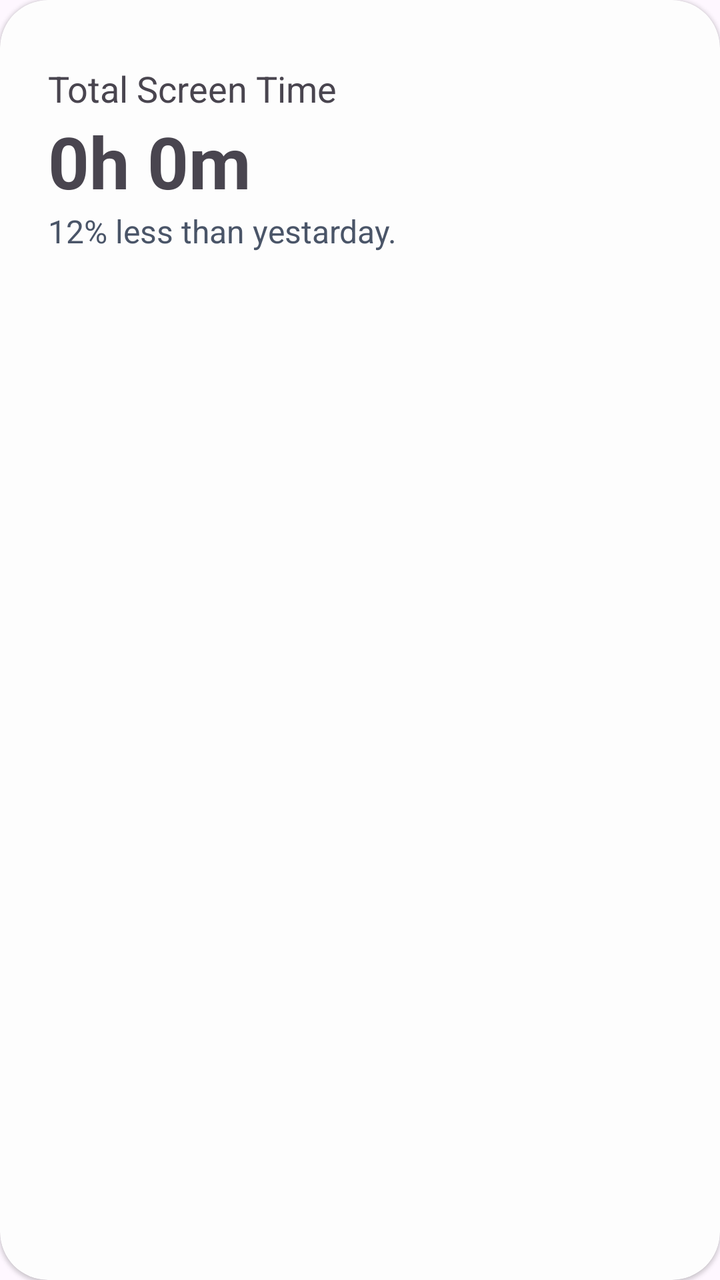
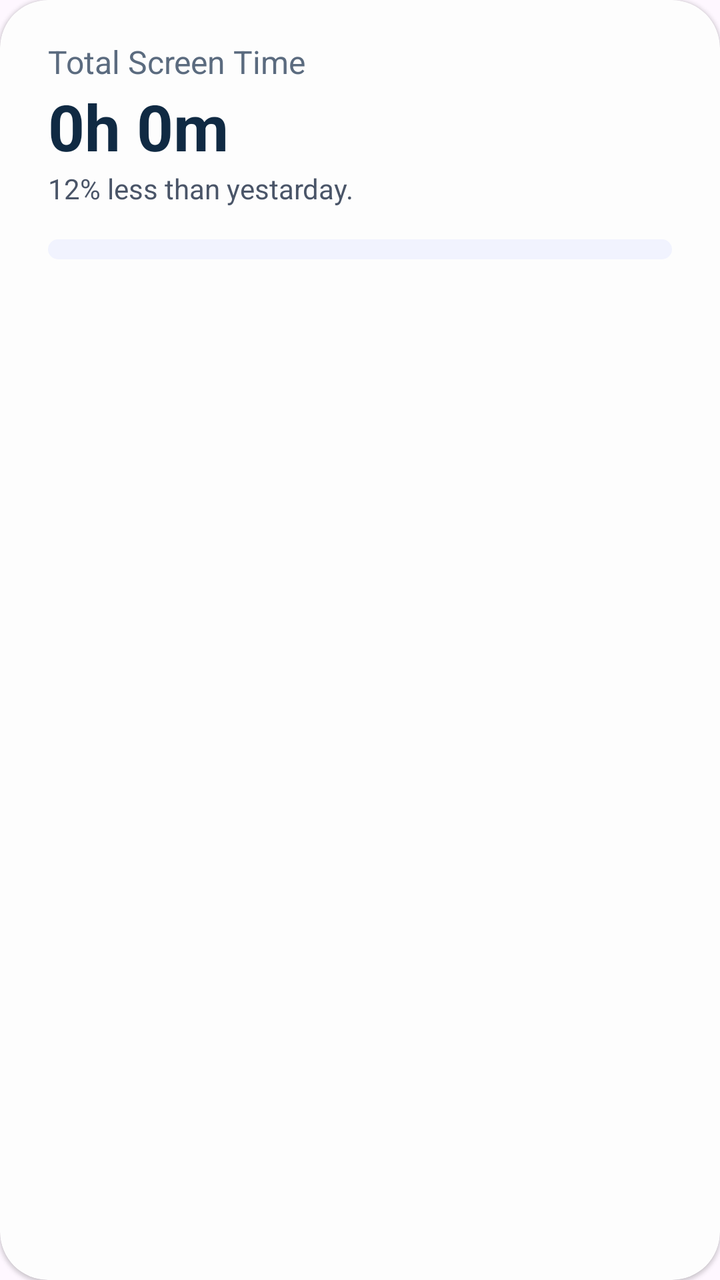

Compare the two renders of this Android layout. The source of the first and the diff that turns it into the second are given below.
<!-- AndroidManifest.xml: application theme Theme.MyScreenTime -->
<!-- res/layout/dashboard_total_card.xml -->
<?xml version="1.0" encoding="utf-8"?>
<com.google.android.material.card.MaterialCardView xmlns:android="http://schemas.android.com/apk/res/android"
    xmlns:app="http://schemas.android.com/apk/res-auto"
    android:layout_width="match_parent"
    android:layout_height="wrap_content"
    android:layout_margin="16dp"
    app:cardBackgroundColor="@color/bright_white"
    app:cardCornerRadius="24dp"
    app:cardElevation="1dp"
    app:strokeWidth="0dp"
    app:cardUseCompatPadding="@android:bool/config_enableMaterialDesignInPackageInstaller">

    <LinearLayout
        android:id="@+id/total_screen_card"
        android:layout_width="match_parent"
        android:layout_height="wrap_content"
        android:orientation="vertical"
        android:paddingLeft="24dp"
        android:paddingTop="32dp"
        android:paddingRight="24dp"
        android:paddingBottom="32dp">

        <TextView
            android:layout_width="wrap_content"
            android:layout_height="wrap_content"
            android:text="Total Screen Time"
            android:textSize="18dp"
            />

        <TextView
            android:id="@+id/total_screen_textview"
            android:layout_width="wrap_content"
            android:layout_height="wrap_content"
            android:text="0h 0m"
            android:textSize="36dp"
            android:textStyle="bold"/>

        
        <TextView
            android:id="@+id/percent_comp_textview"
            android:layout_width="wrap_content"
            android:layout_height="wrap_content"
            android:lineSpacingMultiplier="1.2"
            android:text="12% less than yestarday."
            android:textColor="#4A5568"
            android:textSize="16sp" />

    </LinearLayout>


</com.google.android.material.card.MaterialCardView>
<!-- resources referenced by this layout -->
<resources>
  <color name="bright_white">#FDFDFD</color>
  <style name="Theme.MyScreenTime" parent="Base.Theme.MyScreenTime" />
  <style name="Base.Theme.MyScreenTime" parent="Theme.Material3.Light.NoActionBar">
          
          
      </style>
</resources>

<!-- the commit's change to res/layout/dashboard_total_card.xml (unified diff, before → after) -->
@@ -3,7 +3,6 @@
     xmlns:app="http://schemas.android.com/apk/res-auto"
     android:layout_width="match_parent"
     android:layout_height="wrap_content"
-    android:layout_margin="16dp"
     app:cardBackgroundColor="@color/bright_white"
     app:cardCornerRadius="24dp"
     app:cardElevation="1dp"
@@ -16,15 +15,16 @@
         android:layout_height="wrap_content"
         android:orientation="vertical"
         android:paddingLeft="24dp"
-        android:paddingTop="32dp"
+        android:paddingTop="20dp"
         android:paddingRight="24dp"
-        android:paddingBottom="32dp">
+        android:paddingBottom="12dp">
 
         <TextView
             android:layout_width="wrap_content"
             android:layout_height="wrap_content"
             android:text="Total Screen Time"
-            android:textSize="18dp"
+            android:textSize="16dp"
+            android:textColor="#5B6B7F"
             />
 
         <TextView
@@ -32,18 +32,39 @@
             android:layout_width="wrap_content"
             android:layout_height="wrap_content"
             android:text="0h 0m"
-            android:textSize="36dp"
-            android:textStyle="bold"/>
+            android:textSize="32dp"
+            android:textStyle="bold"
+            android:textColor="#102A43"/>
 
         
         <TextView
             android:id="@+id/percent_comp_textview"
             android:layout_width="wrap_content"
             android:layout_height="wrap_content"
-            android:lineSpacingMultiplier="1.2"
             android:text="12% less than yestarday."
             android:textColor="#4A5568"
-            android:textSize="16sp" />
+            android:textSize="14sp" />
+
+        <LinearLayout
+            android:id="@+id/total_screen_breakdown_container"
+            android:layout_width="match_parent"
+            android:layout_height="10dp"
+            android:layout_marginTop="16dp"
+            android:orientation="horizontal"
+            android:weightSum="1"
+            android:background="@drawable/breakdown_bar_background">
+            
+        </LinearLayout>
+
+        <com.google.android.material.chip.ChipGroup
+            android:id="@+id/breakdown_legend_container"
+            android:layout_width="match_parent"
+            android:layout_height="wrap_content"
+            android:layout_marginTop="12dp"
+            app:chipSpacingVertical="4dp"
+            app:chipSpacingHorizontal="8dp">
+            
+        </com.google.android.material.chip.ChipGroup>
 
     </LinearLayout>
 
<!-- resource entries referenced after the edit -->
@@ -1,6 +1,13 @@
 <!-- resources referenced by this layout -->
 <resources>
   <color name="bright_white">#FDFDFD</color>
+  <!-- drawable breakdown_bar_background (drawable) -->
+  <?xml version="1.0" encoding="utf-8"?>
+  <shape xmlns:android="http://schemas.android.com/apk/res/android"
+      android:shape="rectangle">
+      <solid android:color="#F1F3FE" />
+      <corners android:radius="6dp" />
+  </shape>
   <style name="Theme.MyScreenTime" parent="Base.Theme.MyScreenTime" />
   <style name="Base.Theme.MyScreenTime" parent="Theme.Material3.Light.NoActionBar">
           
